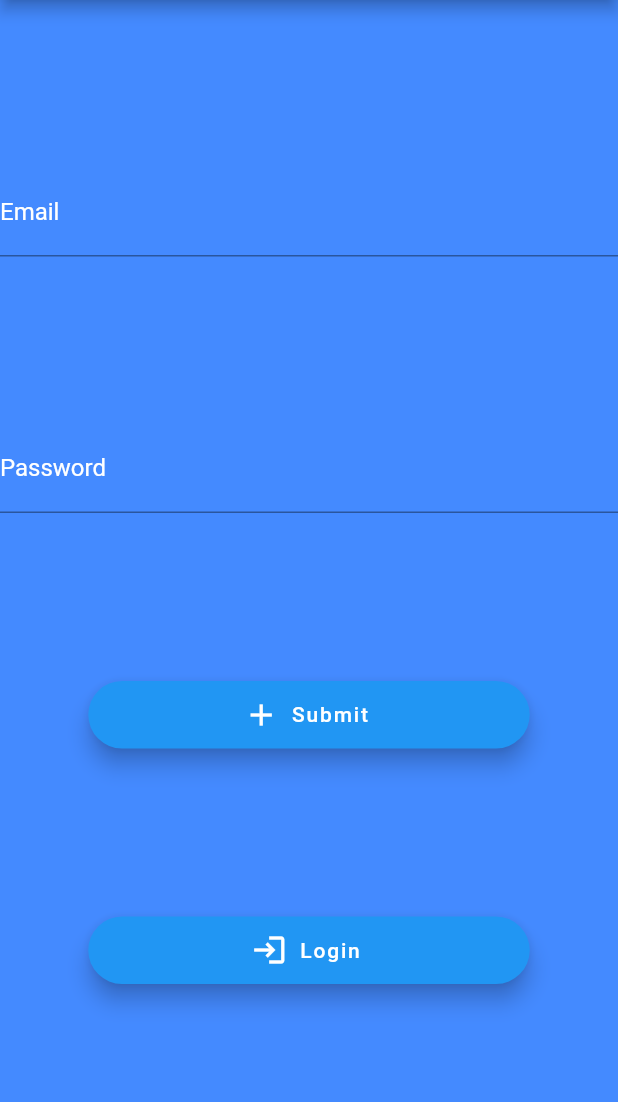
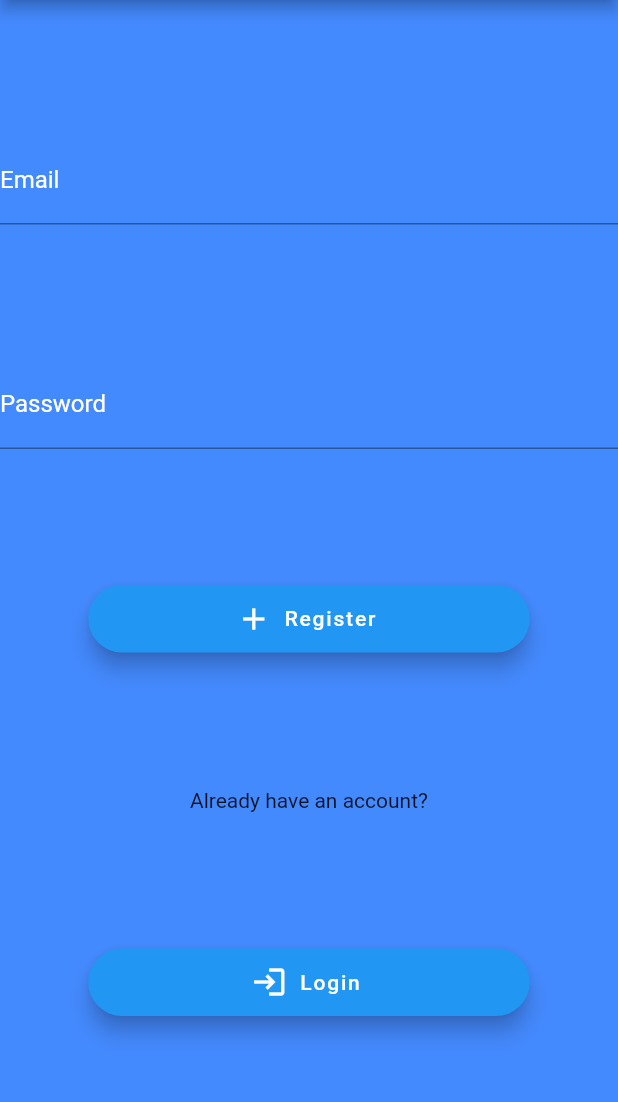
Before and after one commit to ashwin2201/SmartGym, a Flutter app: the screen it shows after launch, on a phone screen of 412 x 824 dp, the part 84-1186 px from its top. Run offline on Flutter 3.47's test engine with Material 2 defaults, Android fonts, the phone set to English and light mode, and no system bars; our stand-ins replace firebase_auth, firebase_core; accounts and stored records are empty.

Commit message:
finished login and auth

```diff
--- a/lib/main.dart
+++ b/lib/main.dart
@@ -2,7 +2,7 @@ import 'package:flutter/material.dart';
 import 'package:flutter/material.dart';
 import 'package:firebase_core/firebase_core.dart';
 import 'firebase_options.dart';
-import './widgets/login.dart';
+import 'widgets/auth.dart';
 
 void main() async {
   runApp(MaterialApp(
--- /dev/null
+++ b/lib/widgets/auth.dart
@@ -0,0 +1,92 @@
+import 'package:flutter/material.dart';
+import 'package:smartgym/screens/home.dart';
+import 'package:smartgym/screens/user_details.dart';
+import '../cloud_functions/flutterfire.dart';
+
+class Login extends StatefulWidget {
+  const Login({Key? key}) : super(key: key);
+
+  @override
+  _LoginState createState() => _LoginState();
+}
+
+class _LoginState extends State<Login> {
+  TextEditingController _emailField = TextEditingController();
+  TextEditingController _passwordField = TextEditingController();
+  @override
+  Widget build(BuildContext context) {
+    return Scaffold(
+        body: Container(
+      width: MediaQuery.of(context).size.width,
+      height: MediaQuery.of(context).size.height,
+      decoration: BoxDecoration(
+        color: Colors.blueAccent,
+      ),
+      child:
+          Column(mainAxisAlignment: MainAxisAlignment.spaceEvenly, children: [
+        TextFormField(
+          controller: _emailField,
+          decoration: InputDecoration(
+              hintText: "email@email.com",
+              hintStyle: TextStyle(color: Colors.white),
+              labelText: "Email",
+              labelStyle: TextStyle(color: Colors.white)),
+        ),
+        TextFormField(
+          controller: _passwordField,
+          obscureText: true,
+          decoration: InputDecoration(
+              hintText: "Enter password",
+              hintStyle: TextStyle(color: Colors.white),
+              labelText: "Password",
+              labelStyle: TextStyle(color: Colors.white)),
+        ),
+        Container(
+            width: MediaQuery.of(context).size.width / 1.4,
+            height: 45,
+            child: FloatingActionButton.extended(
+              heroTag: "btn1",
+              onPressed: () async {
+                bool isRegistered =
+                    await register(_emailField.text, _passwordField.text);
+                if (isRegistered) {
+                  print('Registered');
+                  // Navigate to the user details page
+                  Navigator.push(context,
+                      MaterialPageRoute(builder: (context) => UserDetails()));
+                } else {
+                  Navigator.push(context,
+                      MaterialPageRoute(builder: (context) => Login()));
+                }
+              },
+              label: Text("Register"),
+              icon: Icon(Icons.add),
+              foregroundColor: Colors.white,
+            )),
+        Text("Already have an account?"),
+        Container(
+            width: MediaQuery.of(context).size.width / 1.4,
+            height: 45,
+            child: FloatingActionButton.extended(
+              heroTag: "btn2",
+              onPressed: () async {
+                bool isSignedIn =
+                    await login(_emailField.text, _passwordField.text);
+                bool userDetailsComplete = false;
+                if (isSignedIn && userDetailsComplete) {
+                  print('Signed in');
+                  // Navigate to the users personal home page
+                  Navigator.push(context,
+                      MaterialPageRoute(builder: (context) => UserHome()));
+                } else {
+                  Navigator.push(context,
+                      MaterialPageRoute(builder: (context) => Login()));
+                }
+              },
+              label: Text("Login"),
+              icon: Icon(Icons.login),
+            ))
+      ]),
+    ));
+  }
+}
--- a/lib/widgets/login.dart
+++ /dev/null
@@ -1,57 +0,0 @@
-import 'dart:html';
-
-import 'package:flutter/material.dart';
-
-class Login extends StatefulWidget {
-  const Login({Key? key}) : super(key: key);
-
-  @override
-  _LoginState createState() => _LoginState();
-}
-
-class _LoginState extends State<Login> {
-  TextEditingController _emailField = TextEditingController();
-  TextEditingController _passwordField = TextEditingController();
-  @override
-  Widget build(BuildContext context) {
-    return Scaffold(
-        body: Container(
-      width: MediaQuery.of(context).size.width,
-      height: MediaQuery.of(context).size.height,
-      decoration: BoxDecoration(
-        color: Colors.blueAccent,
-      ),
-      child: Column(
-        mainAxisAlignment: MainAxisAlignment.spaceEvenly,
-        children: [
-        TextFormField(
-          controller: _emailField,
-          decoration: InputDecoration(
-              hintText: "email@email.com",
-              hintStyle: TextStyle(color: Colors.white),
-              labelText: "Email",
-              labelStyle: TextStyle(color: Colors.white)),
-        ),
-        TextFormField(
-          controller: _passwordField,
-          obscureText: true,
-          decoration: InputDecoration(
-              hintText: "Enter password",
-              hintStyle: TextStyle(color: Colors.white),
-              labelText: "Password",
-              labelStyle: TextStyle(color: Colors.white)),
-        ),
-        Container(
-          width: MediaQuery.of(context).size.width/1.4,
-          height: 45,
-          child: FloatingActionButton.extended(onPressed: (){}, label: Text("Submit"), icon: Icon(Icons.add), foregroundColor: Colors.white,)
-        ),
-        Container(
-          width: MediaQuery.of(context).size.width/1.4,
-          height: 45,
-          child: FloatingActionButton.extended(onPressed: (){}, label: Text("Login"), icon: Icon(Icons.login),)
-        )
-      ]),
-    ));
-  }
-}
--- a/pubspec.yaml
+++ b/pubspec.yaml
@@ -36,6 +36,7 @@ dependencies:
   cupertino_icons: ^1.0.2
   english_words: ^4.0.0
   firebase_core: ^2.1.1
+  firebase_auth: ^4.1.3
 
 dev_dependencies:
   flutter_test:
```
Also changed, not shown: cloud_functions/flutterfire.dart (deleted, +0 -17 lines), lib/cloud_functions/flutterfire.dart (added, +32 -0 lines), lib/screens/home.dart (added, +19 -0 lines), lib/screens/user_details.dart (added, +84 -0 lines), pubspec.lock, 3 other files.
